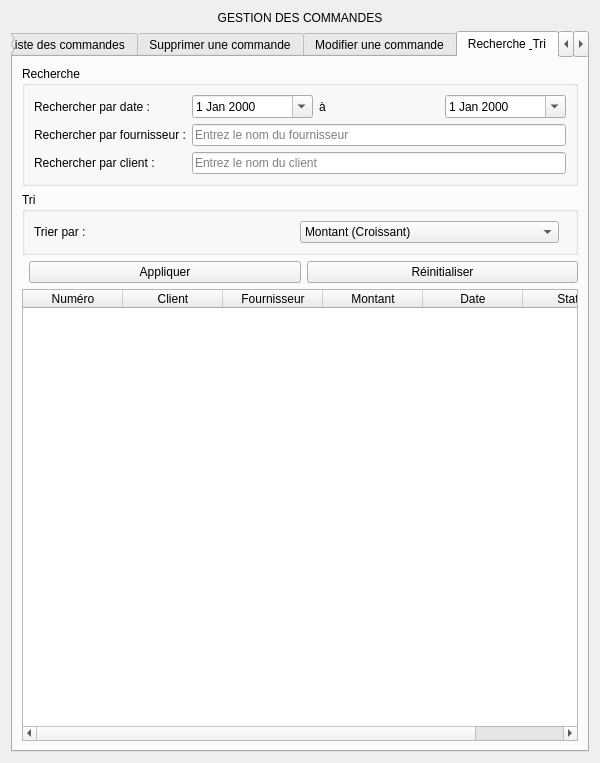
Before: the Qt Designer form commande_widget.ui in Esprit-UP-Algo/projetcpp2526-s2-2a12-smart-oil-press, drawn with Qt 5.
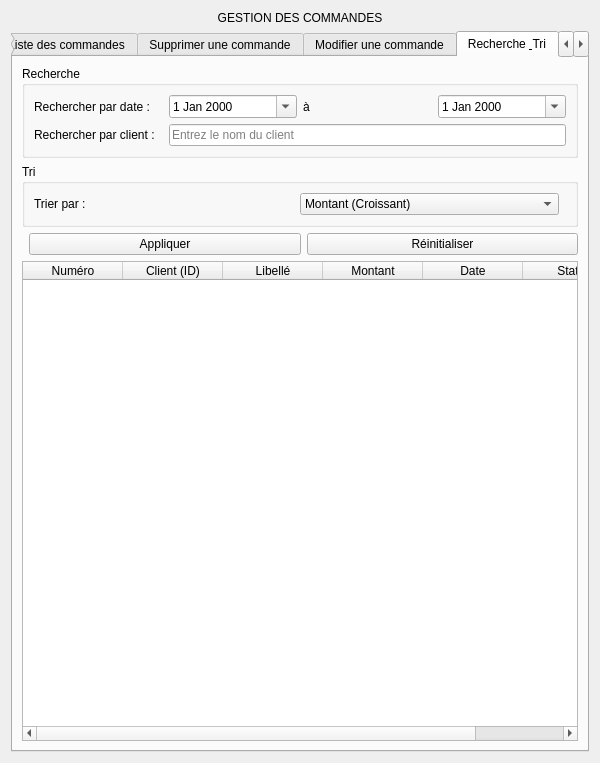
After: the same form once the commit is applied. The open tabs and pages were chosen to show the change.

```diff
--- a/commande_widget.ui
+++ b/commande_widget.ui
@@ -407,20 +407,8 @@
             </property>
            </widget>
           </item>
-          <item row="1" column="0">
-           <widget class="QLabel" name="labelSearchFournisseur">
-            <property name="text">
-             <string>Rechercher par fournisseur :</string>
-            </property>
-           </widget>
-          </item>
-          <item row="1" column="1" colspan="3">
-           <widget class="QLineEdit" name="lineSearchFournisseur">
-            <property name="placeholderText">
-             <string>Entrez le nom du fournisseur</string>
-            </property>
-           </widget>
-          </item>
+          
+         
           <item row="2" column="0">
            <widget class="QLabel" name="labelSearchClient">
             <property name="text">
@@ -532,12 +520,12 @@
          </column>
          <column>
           <property name="text">
-           <string>Client</string>
+           <string>Client (ID)</string>
           </property>
          </column>
          <column>
           <property name="text">
-           <string>Fournisseur</string>
+           <string>Libellé</string>
           </property>
          </column>
          <column>
```
Left out of the diff: 48 changed lines with no effect on the pictures. Lines whose indentation alone changed are shown as unchanged.
